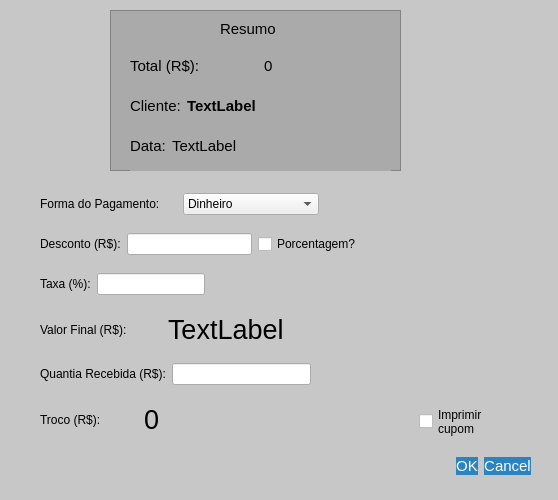
Old version of the form pagamento.ui in the repository GabR36/QEstoqueLoja.
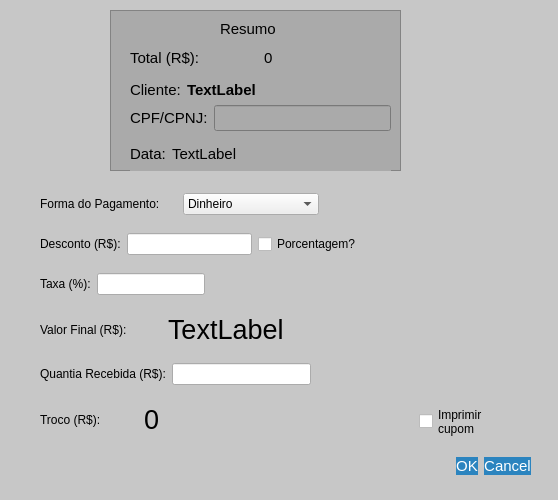
New version of the form. Icons and pictures are not drawn. Custom widgets are drawn as their Qt base class.

Commit message:
nfce funcionando com cpf/cnpj de cliente
ui e algumas regras de pagamento venda e inserir cliente mudadas para se
adequar a nf

Patch:
```diff
--- a/pagamento.ui
+++ b/pagamento.ui
@@ -255,6 +255,20 @@
        </item>
       </layout>
      </item>
+     <item>
+      <layout class="QHBoxLayout" name="horizontalLayout_10">
+       <item>
+        <widget class="QLabel" name="label_11">
+         <property name="text">
+          <string>CPF/CPNJ:</string>
+         </property>
+        </widget>
+       </item>
+       <item>
+        <widget class="QLineEdit" name="Ledit_CpfCnpjCliente"/>
+       </item>
+      </layout>
+     </item>
      <item>
       <layout class="QHBoxLayout" name="horizontalLayout_6">
        <item>
```
The commit also changes 6 other files.
